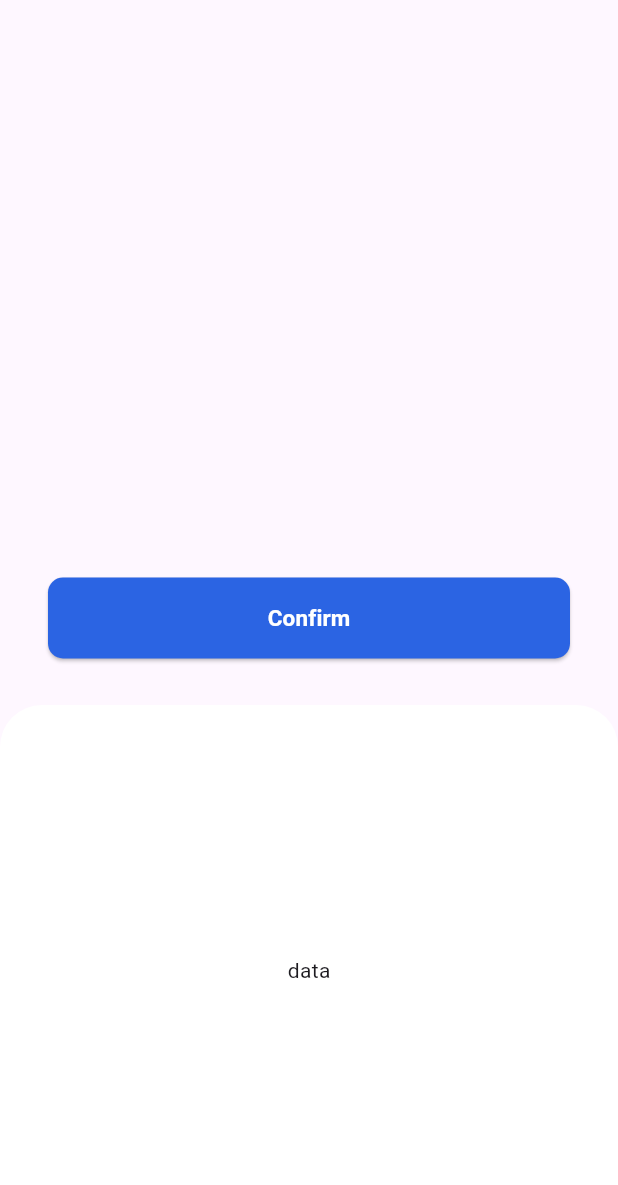
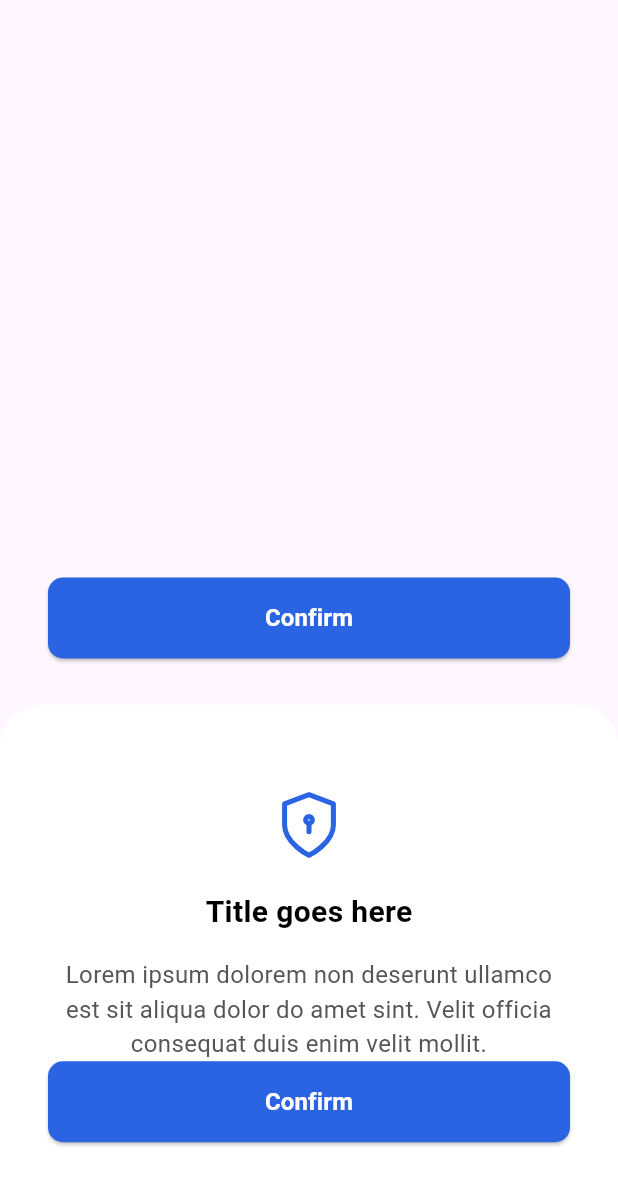
Before and after one commit to HamzaAlwajeeh/Mobile-App-Level-Four, a Flutter app: the screen it shows after launch, after a tap on "Confirm", on a phone screen of 412 x 824 dp. Shown: the top 1185 px of the screen. Run offline on Flutter 3.47's test engine with Material 3 defaults, Android fonts, the phone set to English and light mode, and no system bars; our stand-ins replace flutter_svg.

Commit message:
Add safety icon and update bottom sheet UI

```diff
--- a/lib/learning_value_notifire/widgets/custom_buttom_sheet.dart
+++ b/lib/learning_value_notifire/widgets/custom_buttom_sheet.dart
@@ -1,4 +1,6 @@
 import 'package:flutter/material.dart';
+import 'package:mobile_app_level_four/learning_value_notifire/widgets/custom_button1.dart';
+import 'package:mobile_app_level_four/learning_value_notifire/widgets/permission_info.dart';
 
 class CustomButtomSheet extends StatelessWidget {
   const CustomButtomSheet({super.key});
@@ -8,9 +10,21 @@ class CustomButtomSheet extends StatelessWidget {
     return SizedBox(
       height: 354,
       width: double.infinity,
-      child: Column(
-        mainAxisAlignment: MainAxisAlignment.center,
-        children: [Text('data')],
+      child: Padding(
+        padding: const EdgeInsets.only(
+          right: 32,
+          left: 32,
+          top: 24,
+          bottom: 34,
+        ),
+        child: Column(
+          mainAxisAlignment: MainAxisAlignment.center,
+          children: [
+            PermissionInfo(),
+            CustomButton1(),
+            // CustomTextButton(),
+          ],
+        ),
       ),
     );
   }
--- a/lib/learning_value_notifire/widgets/custom_button1.dart
+++ b/lib/learning_value_notifire/widgets/custom_button1.dart
@@ -8,7 +8,6 @@ class CustomButton1 extends StatelessWidget {
   Widget build(BuildContext context) {
     return ElevatedButton(
       onPressed: () => showButtomSheet(context),
-
       style: ElevatedButton.styleFrom(
         backgroundColor: Color(0xff2B64E3),
         minimumSize: Size(MediaQuery.of(context).size.width - 64, 54),
@@ -17,7 +16,7 @@ class CustomButton1 extends StatelessWidget {
       child: const Text(
         "Confirm",
         style: TextStyle(
-          fontSize: 15,
+          fontSize: 16,
           fontWeight: FontWeight.w600,
           color: Colors.white,
         ),
@@ -29,7 +28,7 @@ class CustomButton1 extends StatelessWidget {
     showBottomSheet(
       context: context,
       backgroundColor: Colors.white,
-      elevation: 10,
+      elevation: 2,
       builder: (context) => CustomButtomSheet(),
     );
   }
--- /dev/null
+++ b/lib/learning_value_notifire/widgets/permission_info.dart
@@ -0,0 +1,30 @@
+import 'package:flutter/material.dart';
+import 'package:flutter_svg/svg.dart';
+
+class PermissionInfo extends StatelessWidget {
+  const PermissionInfo({super.key});
+
+  @override
+  Widget build(BuildContext context) {
+    return Column(
+      spacing: 16,
+      mainAxisAlignment: MainAxisAlignment.center,
+      children: [
+        SvgPicture.asset('assets/images/Safety.svg', width: 55, height: 55),
+        Text(
+          'Title goes here',
+          style: TextStyle(
+            fontSize: 20,
+            fontWeight: FontWeight.w600,
+            color: Colors.black,
+          ),
+        ),
+        Text(
+          'Lorem ipsum dolorem non deserunt ullamco est sit aliqua dolor do amet sint. Velit officia consequat duis enim velit mollit.',
+          style: TextStyle(fontSize: 16, color: Color(0xff555555)),
+          textAlign: TextAlign.center,
+        ),
+      ],
+    );
+  }
+}
```
Also changed, not shown: pubspec.yaml (+4 -10 lines), assets/images/Safety.svg (added), pubspec.lock.
